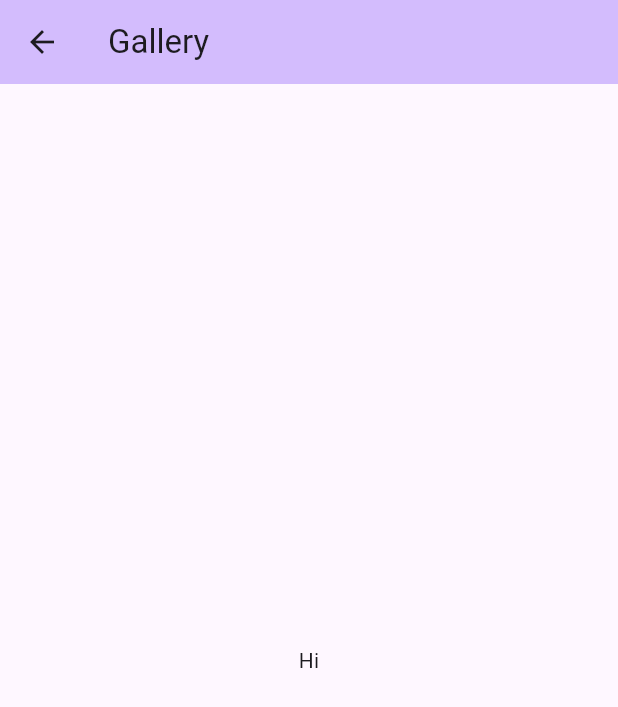
After one commit to ricosolana/AI-Hair-Styler, a Flutter app: the MyGalleryPage screen opened directly, on a phone screen of 412 x 824 dp. The commit adds this screen. Shown: the top 707 px of the screen. Run offline on Flutter 3.47's test engine with Material 3 defaults, Android fonts, the phone set to English and light mode, and no system bars; our stand-ins replace flutter_svg, settings_ui.

Commit message:
gallery page and navs
consistent navs

```diff
--- /dev/null
+++ b/lib/screens/gallery.dart
@@ -0,0 +1,32 @@
+import 'package:flutter/material.dart';
+
+// TODO properly implement
+
+class MyGalleryPage extends StatefulWidget {
+  const MyGalleryPage({super.key});
+
+  @override
+  State<MyGalleryPage> createState() => _MyGalleryPageState();
+}
+
+class _MyGalleryPageState extends State<MyGalleryPage> {
+  @override
+  Widget build(BuildContext context) {
+    return Scaffold(
+      appBar: AppBar(
+        backgroundColor: Theme.of(context).colorScheme.inversePrimary,
+        title: const Text("Gallery"),
+      ),
+      body: const Center(
+        child: Column(
+          mainAxisAlignment: MainAxisAlignment.center,
+          children: <Widget>[
+            Text(
+              'Hi',
+            ),
+          ],
+        ),
+      ),
+    );
+  }
+}
```
Also changed, not shown: lib/screens/home.dart (+12 -36 lines).
